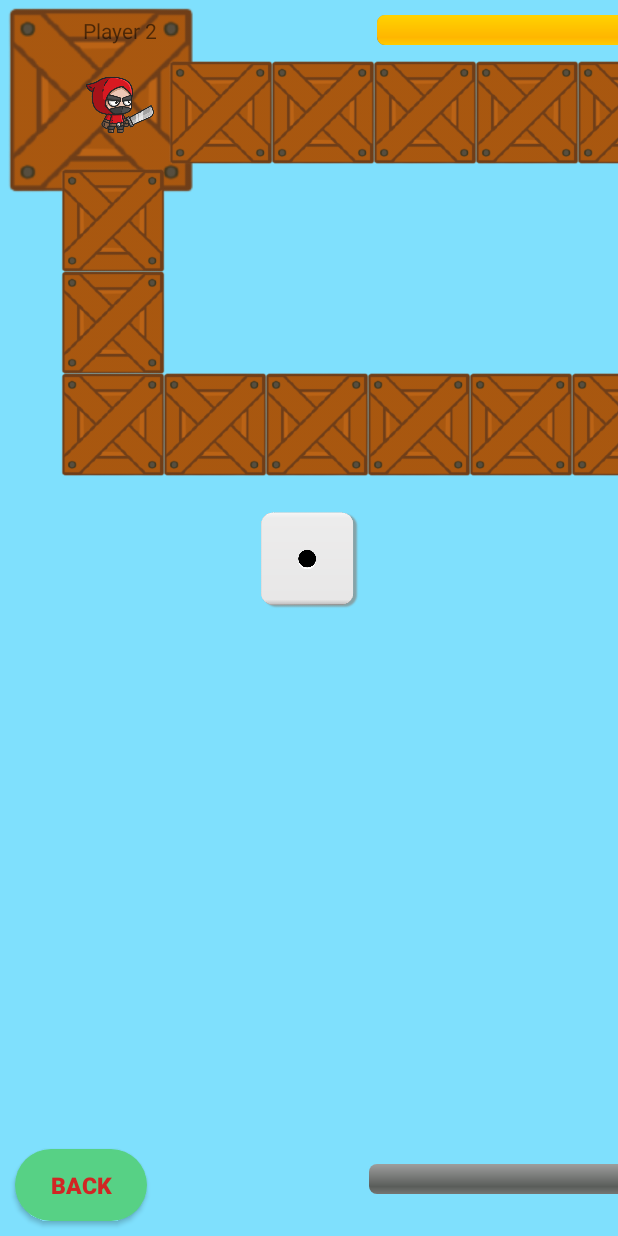
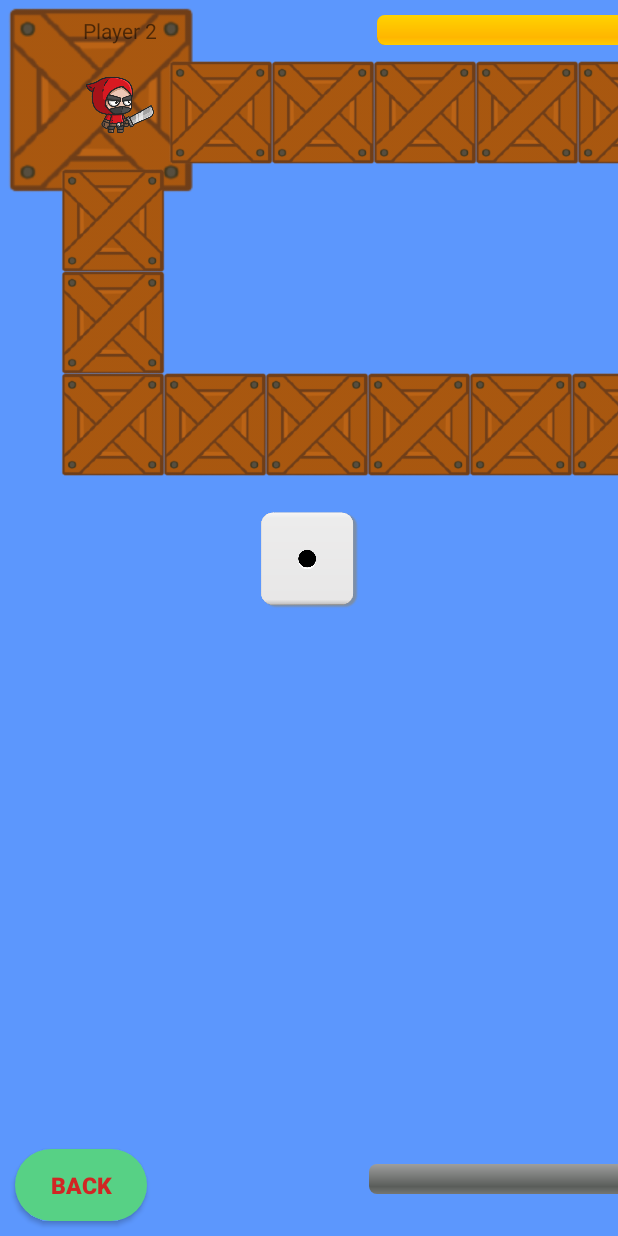
Before and after one commit to TranBaKhoa1999/ProjectMobile, an Android app: the layout activity_game.xml on its own in the app's theme, with its tools: preview values and no code run, on a phone screen of 412 x 824 dp. Run offline under Robolectric (Android 15) with nearby library versions, the light colour scheme and no system bars.

```diff
--- a/app/src/main/res/layout/activity_game.xml
+++ b/app/src/main/res/layout/activity_game.xml
@@ -3,7 +3,7 @@
     xmlns:android="http://schemas.android.com/apk/res/android"
     android:layout_width="match_parent"
     android:layout_height="match_parent"
-    android:background="#7E00C4FF"
+    android:background="#A1005EFF"
     xmlns:tools="http://schemas.android.com/tools"
     xmlns:app="http://schemas.android.com/apk/res-auto"
     android:screenOrientation="landscape"
```
Also changed, not shown: app/src/main/res/drawable/attack.png, app/src/main/res/drawable/heal.png.
